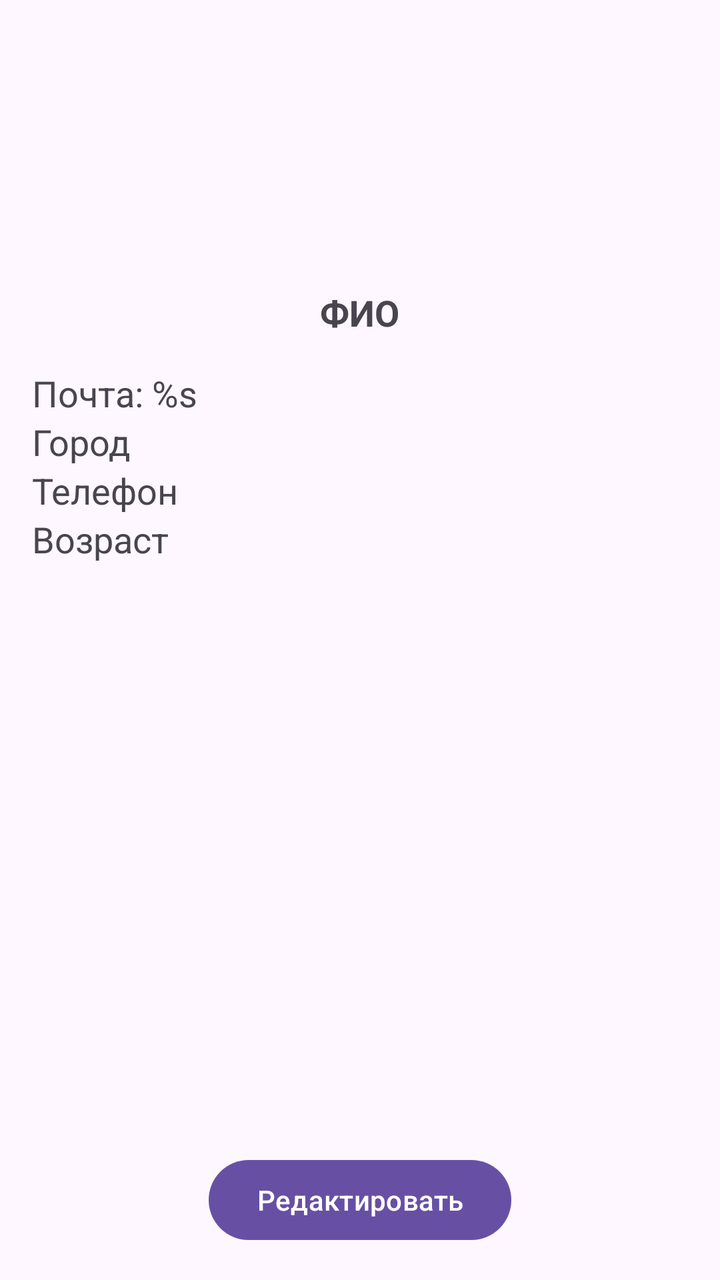
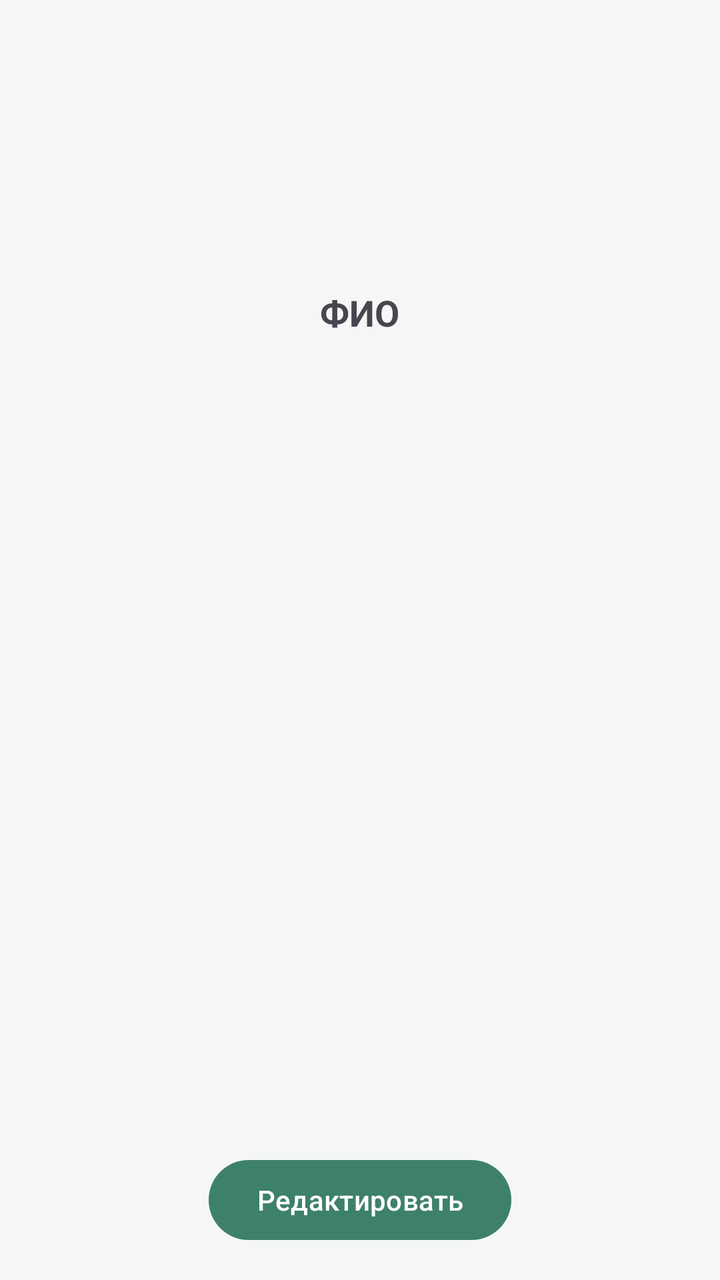

The first picture is an Android layout as it rendered before a commit; the second is the same layout after the commit. The layout source and the unified diff follow.
<!-- AndroidManifest.xml: application theme Theme.Microvolunteering -->
<!-- res/layout/fragment_user_info.xml -->
<?xml version="1.0" encoding="utf-8"?>
<FrameLayout xmlns:android="http://schemas.android.com/apk/res/android"
    xmlns:tools="http://schemas.android.com/tools"
    android:layout_width="match_parent"
    android:layout_height="match_parent"
    tools:context=".presentation.ui.UserInfoFragment">

    <ProgressBar
        android:id="@+id/progress_bar"
        android:layout_width="wrap_content"
        android:layout_height="wrap_content"
        android:layout_gravity="center"
        android:visibility="gone"/>

    <LinearLayout
        android:id="@+id/content_volunteer_info"
        android:layout_width="match_parent"
        android:layout_height="match_parent"
        android:orientation="vertical"
        >

        <ImageView
            android:layout_width="128dp"
            android:layout_height="128dp"
            android:layout_gravity="center"/>

        <TextView
            android:id="@+id/full_name"
            android:layout_width="wrap_content"
            android:layout_height="wrap_content"
            android:layout_margin="16dp"
            android:textSize="18sp"
            android:textStyle="bold"
            android:text="@string/FCs"
            android:layout_gravity="center"/>

        <TextView
            android:id="@+id/mail"
            android:layout_width="wrap_content"
            android:layout_height="wrap_content"
            android:layout_marginHorizontal="16dp"
            android:textSize="18sp"
            android:text="@string/mail"/>

        <TextView
            android:id="@+id/city"
            android:layout_width="wrap_content"
            android:layout_height="wrap_content"
            android:layout_marginHorizontal="16dp"
            android:textSize="18sp"
            android:text="@string/city"/>

        <TextView
            android:id="@+id/phone"
            android:layout_width="wrap_content"
            android:layout_height="wrap_content"
            android:layout_marginHorizontal="16dp"
            android:textSize="18sp"
            android:text="@string/number"/>

        <TextView
            android:id="@+id/age"
            android:layout_width="wrap_content"
            android:layout_height="wrap_content"
            android:layout_marginHorizontal="16dp"
            android:textSize="18sp"
            android:text="@string/age"/>

        <View
            android:layout_width="0dp"
            android:layout_height="0dp"
            android:layout_weight="1" />

        <Button
            android:id="@+id/btn_correct"
            android:layout_width="wrap_content"
            android:layout_height="wrap_content"
            android:layout_gravity="center"
            android:layout_margin="16dp"
            android:text="@string/edit" />

    </LinearLayout>

    <LinearLayout
        android:id="@+id/content_organization_info"
        android:layout_width="match_parent"
        android:layout_height="match_parent"
        android:orientation="vertical"
        android:visibility="gone">

        <ImageView
            android:layout_width="128dp"
            android:layout_height="128dp"
            android:layout_gravity="center"/>

        <TextView
            android:id="@+id/legal_name"
            android:layout_width="wrap_content"
            android:layout_height="wrap_content"
            android:layout_margin="16dp"
            android:textSize="18sp"
            android:textStyle="bold"
            android:text="@string/name_organization"
            android:layout_gravity="center"/>

        <TextView
            android:id="@+id/inn"
            android:layout_width="wrap_content"
            android:layout_height="wrap_content"
            android:layout_marginHorizontal="16dp"
            android:textSize="18sp"
            android:text="@string/inn"/>

        <TextView
            android:id="@+id/mail_org"
            android:layout_width="wrap_content"
            android:layout_height="wrap_content"
            android:layout_marginHorizontal="16dp"
            android:textSize="18sp"
            android:text="@string/mail"/>

        <TextView
            android:id="@+id/city_org"
            android:layout_width="wrap_content"
            android:layout_height="wrap_content"
            android:layout_marginHorizontal="16dp"
            android:textSize="18sp"
            android:text="@string/city"/>

        <TextView
            android:id="@+id/legal_address"
            android:layout_width="wrap_content"
            android:layout_height="wrap_content"
            android:layout_marginHorizontal="16dp"
            android:textSize="18sp"
            android:text="@string/address"/>

        <TextView
            android:id="@+id/display_name"
            android:layout_width="wrap_content"
            android:layout_height="wrap_content"
            android:layout_marginHorizontal="16dp"
            android:textSize="18sp"
            android:text="@string/name"/>

        <TextView
            android:id="@+id/manager_phone"
            android:layout_width="wrap_content"
            android:layout_height="wrap_content"
            android:layout_marginHorizontal="16dp"
            android:textSize="18sp"
            android:text="@string/manager_phone"/>

        <TextView
            android:id="@+id/phone_org"
            android:layout_width="wrap_content"
            android:layout_height="wrap_content"
            android:layout_marginHorizontal="16dp"
            android:textSize="18sp"
            android:text="@string/phone_organization"/>

        <TextView
            android:id="@+id/is_verified"
            android:layout_width="wrap_content"
            android:layout_height="wrap_content"
            android:layout_marginHorizontal="16dp"
            android:textSize="18sp"/>

        <View
            android:layout_width="0dp"
            android:layout_height="0dp"
            android:layout_weight="1" />

        <Button
            android:id="@+id/btn_correct_org"
            android:layout_width="wrap_content"
            android:layout_height="wrap_content"
            android:layout_gravity="center"
            android:layout_margin="16dp"
            android:text="@string/edit" />

    </LinearLayout>

</FrameLayout>
<!-- resources referenced by this layout -->
<resources>
  <string name="FCs">ФИО</string>
  <string name="address">Адрес</string>
  <string name="age">Возраст</string>
  <string name="city">Город</string>
  <string name="edit">Редактировать</string>
  <string name="inn">ИНН</string>
  <string name="mail">Почта: %s</string>
  <string name="manager_phone">Телефон менеджера</string>
  <string name="name">Название</string>
  <string name="name_organization">Название организации</string>
  <string name="number">Телефон</string>
  <string name="phone_organization">Телефон организации: %s</string>
  <style name="Theme.Microvolunteering" parent="Base.Theme.Microvolunteering" />
  <style name="Base.Theme.Microvolunteering" parent="Theme.Material3.DayNight.NoActionBar">
          
          
      </style>
</resources>

<!-- the commit's change to res/layout/fragment_user_info.xml (unified diff, before → after) -->
@@ -39,32 +39,28 @@
             android:layout_width="wrap_content"
             android:layout_height="wrap_content"
             android:layout_marginHorizontal="16dp"
-            android:textSize="18sp"
-            android:text="@string/mail"/>
+            android:textSize="18sp"/>
 
         <TextView
             android:id="@+id/city"
             android:layout_width="wrap_content"
             android:layout_height="wrap_content"
             android:layout_marginHorizontal="16dp"
-            android:textSize="18sp"
-            android:text="@string/city"/>
+            android:textSize="18sp"/>
 
         <TextView
             android:id="@+id/phone"
             android:layout_width="wrap_content"
             android:layout_height="wrap_content"
             android:layout_marginHorizontal="16dp"
-            android:textSize="18sp"
-            android:text="@string/number"/>
+            android:textSize="18sp"/>
 
         <TextView
             android:id="@+id/age"
             android:layout_width="wrap_content"
             android:layout_height="wrap_content"
             android:layout_marginHorizontal="16dp"
-            android:textSize="18sp"
-            android:text="@string/age"/>
+            android:textSize="18sp"/>
 
         <View
             android:layout_width="0dp"
<!-- resource entries referenced after the edit -->
@@ -2,7 +2,6 @@
 <resources>
   <string name="FCs">ФИО</string>
   <string name="address">Адрес</string>
-  <string name="age">Возраст</string>
   <string name="city">Город</string>
   <string name="edit">Редактировать</string>
   <string name="inn">ИНН</string>
@@ -10,12 +9,28 @@
   <string name="manager_phone">Телефон менеджера</string>
   <string name="name">Название</string>
   <string name="name_organization">Название организации</string>
-  <string name="number">Телефон</string>
   <string name="phone_organization">Телефон организации: %s</string>
   <style name="Theme.Microvolunteering" parent="Base.Theme.Microvolunteering" />
   <style name="Base.Theme.Microvolunteering" parent="Theme.Material3.DayNight.NoActionBar">
+  
+          <item name="colorPrimary">@color/brand_primary</item>     
+          <item name="colorPrimaryVariant">@color/brand_primary</item>
+          <item name="colorOnPrimary">@color/white</item>
+  
           
+          <item name="android:windowBackground">@color/app_background</item>
+  
           
+          <item name="android:statusBarColor">@color/brand_primary</item>
+  
+          
+          <item name="android:textColorPrimary">@color/text_primary</item>
+          <item name="colorSecondary">@color/brand_primary</item>
+  
       </style>
+  <color name="brand_primary">#3D8168</color>
+  <color name="white">#FFFFFFFF</color>
+  <color name="app_background">#F5F7F6</color>
+  <color name="text_primary">#1C352D</color>
 </resources>
 
